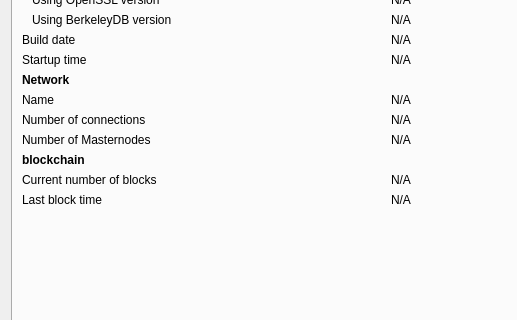
Above: src/qt/forms/rpcconsole.ui from ZENZO-Ecosystem/ZENZO-Core-Archive before the change; both pictures show x 0 to 517 and y 113 to 433 of the 769 by 516 pixel window. Below: the same form after it.
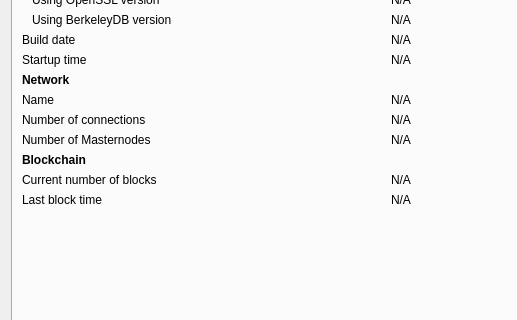
That is the form after the change. The open tabs and pages were chosen to show the change. Icons and pictures are not drawn. Custom widgets are drawn as their Qt base class.

Diff of the .ui file:
```diff
--- a/src/qt/forms/rpcconsole.ui
+++ b/src/qt/forms/rpcconsole.ui
@@ -275,7 +275,7 @@
           </font>
          </property>
          <property name="text">
-          <string>blockchain</string>
+          <string>Blockchain</string>
          </property>
         </widget>
        </item>
```
